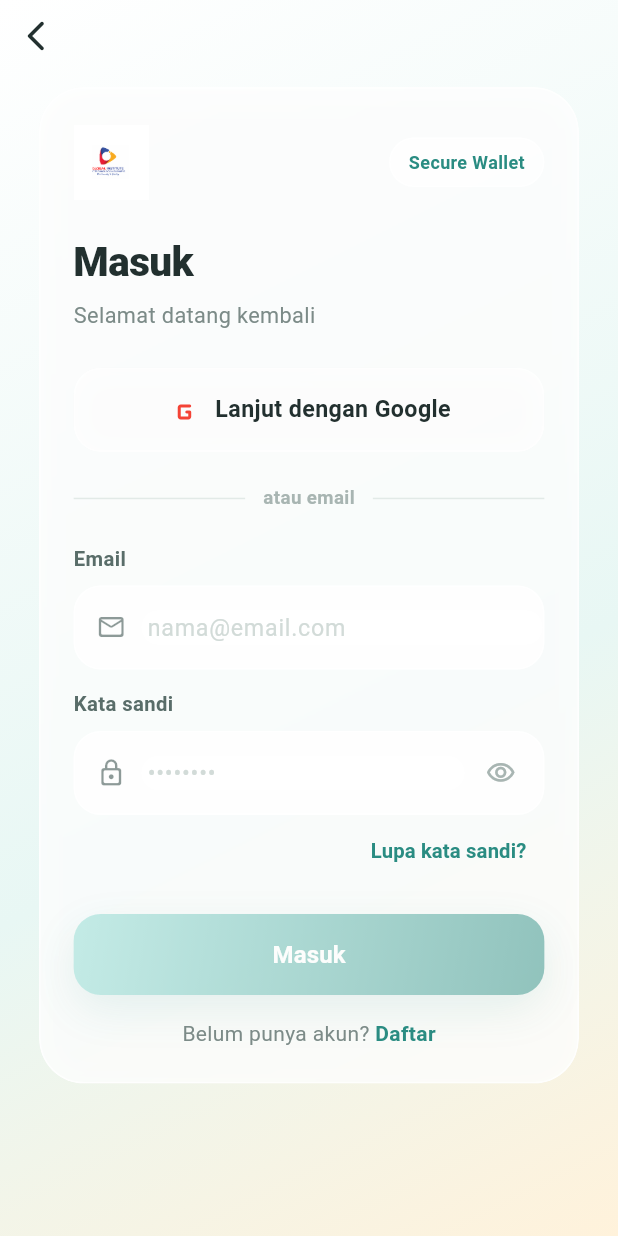
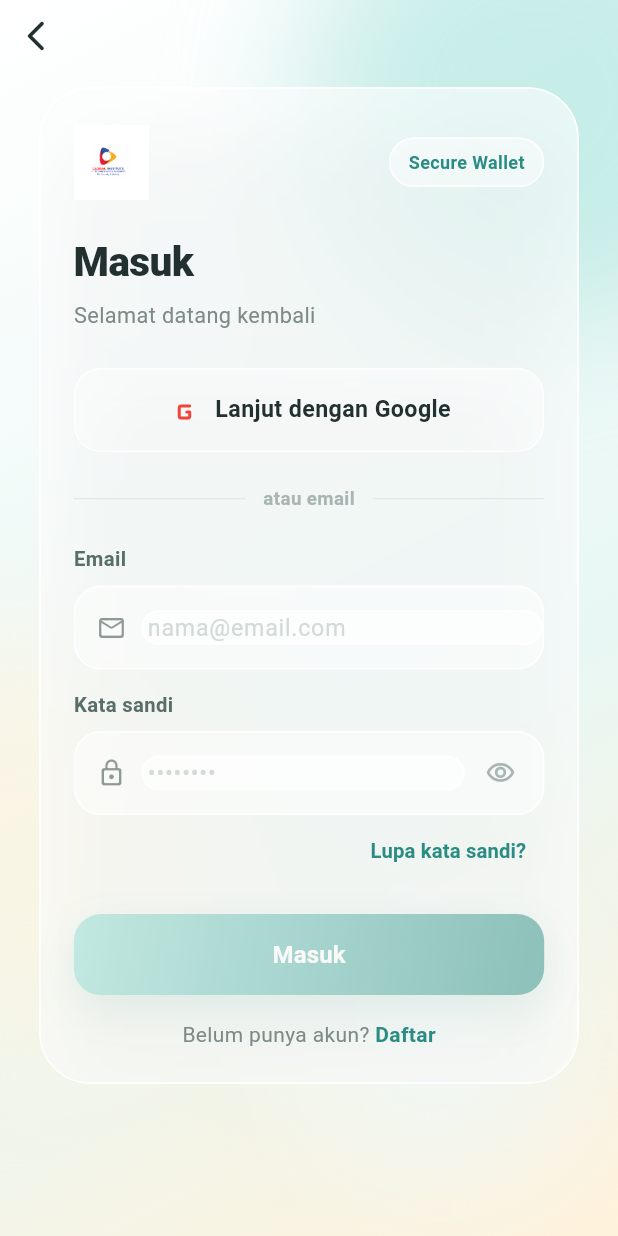
Before and after one commit to WhoIsR/EMoney-MobileApp, a Flutter app: the LoginPage screen opened by its route, after a tap on "Lanjut dengan Google", on a phone screen of 412 x 824 dp. Run offline on Flutter 3.47's test engine with Material 3 defaults, Android fonts, the phone set to English and light mode, and no system bars; our stand-ins replace app_links, dio, equatable, firebase_auth, firebase_core, firebase_messaging and 6 more; missing offline and left inert: mobile_scanner; accounts and stored records are empty; network calls fail; Roboto replaces fonts that are missing (PlusJakartaSans).

Commit message:
style: pertegas glass login
Memperkuat efek frosted glass pada halaman masuk.

```diff
--- a/lib/core/theme/app_colors.dart
+++ b/lib/core/theme/app_colors.dart
@@ -29,8 +29,9 @@
   static const Color bg = Color(0xFFF7F8F4);
   static const Color mist = Color(0xFFEFF8F6);
   static const Color champagne = Color(0xFFFFF4DF);
-  static const Color glass = Color(0xCCFFFFFF);
-  static const Color glassLine = Color(0xB3FFFFFF);
+  static const Color glass = Color(0x99FFFFFF);
+  static const Color glassStrong = Color(0xCCFFFFFF);
+  static const Color glassLine = Color(0xE6FFFFFF);
   static const Color white = Color(0xFFFFFFFF);
 
   // Gradient
@@ -54,6 +55,20 @@
       blurRadius: 28,
       spreadRadius: 0,
       offset: Offset(0, 4),
+    ),
+  ];
+  static List<BoxShadow> shadowGlass = [
+    BoxShadow(
+      color: Color(0x1F607C76),
+      blurRadius: 42,
+      spreadRadius: -8,
+      offset: Offset(0, 22),
+    ),
+    BoxShadow(
+      color: Color(0x14FFFFFF),
+      blurRadius: 2,
+      spreadRadius: 1,
+      offset: Offset(0, -1),
     ),
   ];
   static List<BoxShadow> shadowSoft = [
--- a/lib/presentation/pages/auth/login_page.dart
+++ b/lib/presentation/pages/auth/login_page.dart
@@ -1,6 +1,7 @@
 import 'package:firebase_auth/firebase_auth.dart';
 import 'package:flutter/material.dart';
 import 'package:flutter_bloc/flutter_bloc.dart';
+import 'package:flutter/services.dart';
 import 'package:go_router/go_router.dart';
 import 'package:google_sign_in/google_sign_in.dart';
 
@@ -8,6 +9,7 @@
 import '../../blocs/auth/auth_bloc.dart';
 import '../../widgets/app_button.dart';
 import '../../widgets/app_field.dart';
+import '../../widgets/glass_background.dart';
 import '../../widgets/app_logo.dart';
 import '../../widgets/feature_icon.dart';
 import '../../widgets/glass_card.dart';
@@ -68,8 +70,13 @@
     } catch (e, st) {
       debugPrint('[Auth] Google sign-in ERROR: $e\n$st');
       if (mounted) {
+        final message = e is PlatformException &&
+                e.code == 'sign_in_failed' &&
+                (e.message ?? '').contains('ApiException: 10')
+            ? 'Login Google belum terhubung. Periksa Firebase Android app, SHA-1, dan google-services.json.'
+            : 'Login Google gagal: $e';
         ScaffoldMessenger.of(context).showSnackBar(
-          SnackBar(content: Text('Login Google gagal: $e')),
+          SnackBar(content: Text(message)),
         );
       }
     } finally {
@@ -114,8 +121,7 @@
       },
       child: Scaffold(
         backgroundColor: AppColors.bg,
-        body: Container(
-          decoration: const BoxDecoration(gradient: AppColors.primaryGradient),
+        body: GlassBackground(
           child: SafeArea(
             child: Column(
               children: [
@@ -130,7 +136,12 @@
                   child: SingleChildScrollView(
                     padding: const EdgeInsets.fromLTRB(26, 10, 26, 24),
                     child: GlassCard(
-                      radius: 30,
+                      radius: 34,
+                      color: Colors.white.withValues(alpha: 0.56),
+                      border: Border.all(
+                        color: Colors.white.withValues(alpha: 0.9),
+                        width: 1.2,
+                      ),
                       padding: const EdgeInsets.fromLTRB(22, 24, 22, 22),
                       child: Column(
                         crossAxisAlignment: CrossAxisAlignment.start,
@@ -143,7 +154,7 @@
                                 padding: const EdgeInsets.symmetric(
                                     horizontal: 12, vertical: 7),
                                 decoration: BoxDecoration(
-                                  color: Colors.white.withValues(alpha: 0.64),
+                                  color: Colors.white.withValues(alpha: 0.46),
                                   borderRadius: BorderRadius.circular(20),
                                   border:
                                       Border.all(color: AppColors.glassLine),
@@ -182,6 +193,11 @@
                                 onTap: loading ? null : _loginWithGoogle,
                                 child: GlassCard(
                                   radius: 18,
+                                  color: Colors.white.withValues(alpha: 0.48),
+                                  border: Border.all(
+                                    color: Colors.white.withValues(alpha: 0.86),
+                                    width: 1.1,
+                                  ),
                                   padding: EdgeInsets.zero,
                                   child: SizedBox(
                                     height: 54,
--- a/lib/presentation/widgets/app_field.dart
+++ b/lib/presentation/widgets/app_field.dart
@@ -82,10 +82,12 @@
           duration: const Duration(milliseconds: 150),
           height: 56,
           decoration: BoxDecoration(
-            color: AppColors.glass,
+            color: Colors.white.withValues(alpha: 0.48),
             borderRadius: BorderRadius.circular(18),
             border: Border.all(
-              color: _focused ? AppColors.primaryBorder : AppColors.glassLine,
+              color: _focused
+                  ? AppColors.primaryBorder
+                  : Colors.white.withValues(alpha: 0.82),
               width: 1.1,
             ),
             boxShadow: _focused ? AppColors.shadowSoft : const [],
--- /dev/null
+++ b/lib/presentation/widgets/glass_background.dart
@@ -0,0 +1,70 @@
+import 'dart:ui';
+
+import 'package:flutter/material.dart';
+
+import '../../core/theme/app_colors.dart';
+
+class GlassBackground extends StatelessWidget {
+  final Widget child;
+
+  const GlassBackground({super.key, required this.child});
+
+  @override
+  Widget build(BuildContext context) {
+    return DecoratedBox(
+      decoration: const BoxDecoration(gradient: AppColors.primaryGradient),
+      child: Stack(
+        fit: StackFit.expand,
+        children: [
+          Positioned(
+            top: -90,
+            right: -100,
+            child: _AmbientWash(
+              size: 310,
+              color: AppColors.primaryLight.withValues(alpha: 0.45),
+            ),
+          ),
+          Positioned(
+            left: -120,
+            bottom: 120,
+            child: _AmbientWash(
+              size: 280,
+              color: AppColors.champagne.withValues(alpha: 0.72),
+            ),
+          ),
+          Positioned(
+            right: 28,
+            bottom: 40,
+            child: _AmbientWash(
+              size: 180,
+              color: AppColors.mist.withValues(alpha: 0.86),
+            ),
+          ),
+          child,
+        ],
+      ),
+    );
+  }
+}
+
+class _AmbientWash extends StatelessWidget {
+  final double size;
+  final Color color;
+
+  const _AmbientWash({required this.size, required this.color});
+
+  @override
+  Widget build(BuildContext context) {
+    return ImageFiltered(
+      imageFilter: ImageFilter.blur(sigmaX: 44, sigmaY: 44),
+      child: Container(
+        width: size,
+        height: size,
+        decoration: BoxDecoration(
+          color: color,
+          shape: BoxShape.circle,
+        ),
+      ),
+    );
+  }
+}
--- a/lib/presentation/widgets/glass_card.dart
+++ b/lib/presentation/widgets/glass_card.dart
@@ -27,15 +27,15 @@
     return ClipRRect(
       borderRadius: BorderRadius.circular(radius),
       child: BackdropFilter(
-        filter: ImageFilter.blur(sigmaX: 18, sigmaY: 18),
+        filter: ImageFilter.blur(sigmaX: 28, sigmaY: 28),
         child: Container(
           padding: padding,
           decoration: BoxDecoration(
             color: color,
             borderRadius: BorderRadius.circular(radius),
-            border: border ??
-                Border.all(color: AppColors.glassLine, width: 1.1),
-            boxShadow: boxShadow ?? AppColors.shadowSoft,
+            border:
+                border ?? Border.all(color: AppColors.glassLine, width: 1.1),
+            boxShadow: boxShadow ?? AppColors.shadowGlass,
           ),
           child: child,
         ),
```
